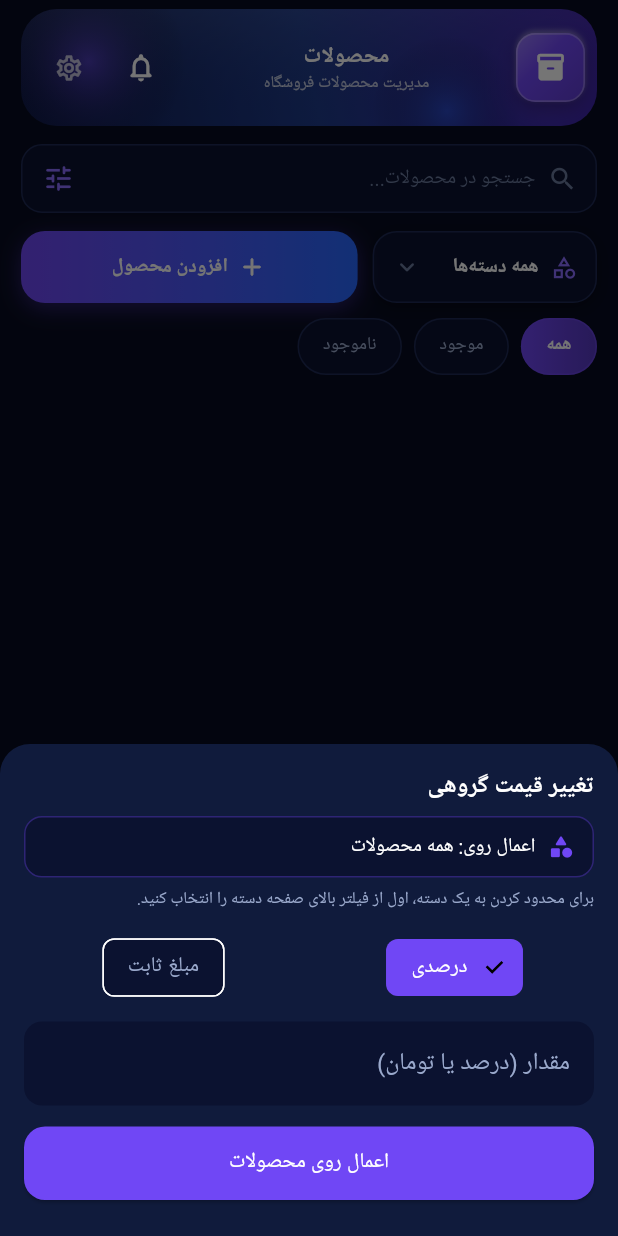
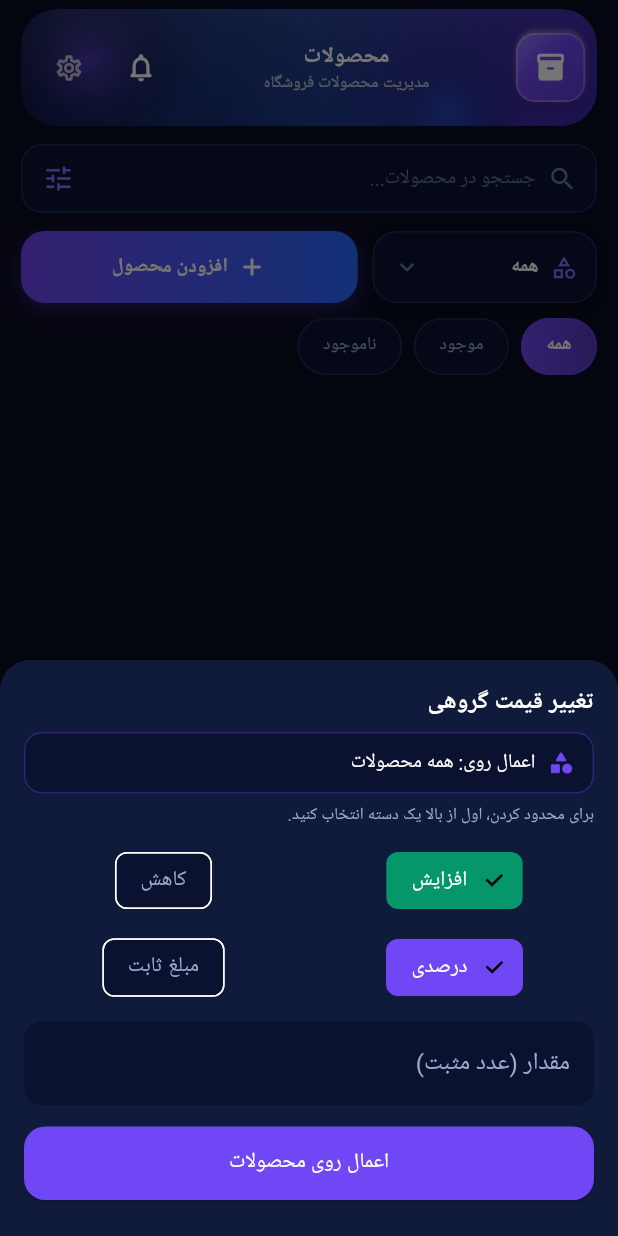
Before and after one commit to froshapp/foroshgah-yar2, a Flutter app: the ProductsScreen screen opened directly, after a tap on the "tune" icon, on a phone screen of 412 x 824 dp. Run offline on Flutter 3.47's test engine with Material 3 defaults, Android fonts, the phone set to English and light mode, and no system bars; our stand-ins replace dio, firebase_core, firebase_messaging, flutter_local_notifications, flutter_svg, image_picker and 4 more; accounts and stored records are empty.

Commit message:
Add files via upload

```diff
--- a/lib/features/products/products_screen.dart
+++ b/lib/features/products/products_screen.dart
@@ -292,7 +292,7 @@ class _ProductsScreenState extends State<ProductsScreen> {
 
 
   String _catLabel(ProductsService svc) {
-    if (catFilter == null) return 'همه دسته‌ها';
+    if (catFilter == null) return 'همه';
     for (final c in svc.categories) {
       final m = Map<String, dynamic>.from(c as Map);
       if (int.tryParse('${m['id']}') == catFilter) return m['name']?.toString() ?? 'دسته';
@@ -334,7 +334,7 @@ class _ProductsScreenState extends State<ProductsScreen> {
                           selected: sel,
                           selectedTileColor: AppColors.purple.withOpacity(0.2),
                           leading: Icon(sel ? Icons.check_circle_rounded : Icons.apps_rounded, color: sel ? AppColors.purpleGlow : AppColors.textMute),
-                          title: const Text('همه دسته‌ها', style: TextStyle(color: Colors.white, fontWeight: FontWeight.w600)),
+                          title: const Text('همه محصولات', style: TextStyle(color: Colors.white, fontWeight: FontWeight.w600)),
                           onTap: () => Navigator.pop(ctx, {'picked': true, 'id': null}),
                         );
                       }
@@ -365,9 +365,10 @@ class _ProductsScreenState extends State<ProductsScreen> {
   }
 
   Future<void> _openBulkPrice(AuthService auth, ProductsService svc) async {
-    final mode = ValueNotifier<String>('percent');
+    final mode = ValueNotifier<String>('percent'); // percent | fixed
+    final direction = ValueNotifier<String>('up'); // up | down
     final valueCtrl = TextEditingController();
-    final pageCat = catFilter; // ملاک: دسته انتخاب‌شده در صفحه محصولات
+    final pageCat = catFilter;
     String catTitle = 'همه محصولات';
     if (pageCat != null) {
       for (final c in svc.categories) {
@@ -407,9 +408,36 @@ class _ProductsScreenState extends State<ProductsScreen> {
             if (pageCat == null)
               const Padding(
                 padding: EdgeInsets.only(top: 6),
-                child: Text('برای محدود کردن به یک دسته، اول از فیلتر بالای صفحه دسته را انتخاب کنید.', style: TextStyle(color: AppColors.textDim, fontSize: 11)),
+                child: Text('برای محدود کردن، اول از بالا یک دسته انتخاب کنید.', style: TextStyle(color: AppColors.textDim, fontSize: 11)),
               ),
-            const SizedBox(height: 14),
+            const SizedBox(height: 12),
+            ValueListenableBuilder<String>(
+              valueListenable: direction,
+              builder: (_, d, __) => Row(children: [
+                Expanded(
+                  child: ChoiceChip(
+                    label: const Text('افزایش'),
+                    selected: d == 'up',
+                    onSelected: (_) => direction.value = 'up',
+                    selectedColor: const Color(0xFF059669),
+                    labelStyle: TextStyle(color: d == 'up' ? Colors.white : AppColors.textDim),
+                    backgroundColor: const Color(0xFF0B1230),
+                  ),
+                ),
+                const SizedBox(width: 8),
+                Expanded(
+                  child: ChoiceChip(
+                    label: const Text('کاهش'),
+                    selected: d == 'down',
+                    onSelected: (_) => direction.value = 'down',
+                    selectedColor: const Color(0xFFDC2626),
+                    labelStyle: TextStyle(color: d == 'down' ? Colors.white : AppColors.textDim),
+                    backgroundColor: const Color(0xFF0B1230),
+                  ),
+                ),
+              ]),
+            ),
+            const SizedBox(height: 10),
             ValueListenableBuilder<String>(
               valueListenable: mode,
               builder: (_, m, __) => Row(children: [
@@ -442,7 +470,7 @@ class _ProductsScreenState extends State<ProductsScreen> {
               keyboardType: const TextInputType.numberWithOptions(decimal: true),
               style: const TextStyle(color: Colors.white),
               decoration: InputDecoration(
-                labelText: 'مقدار (درصد یا تومان)',
+                labelText: 'مقدار (عدد مثبت)',
                 labelStyle: const TextStyle(color: AppColors.textDim),
                 filled: true,
                 fillColor: const Color(0xFF0B1230),
@@ -467,7 +495,6 @@ class _ProductsScreenState extends State<ProductsScreen> {
     );
 
     if (ok != true || !mounted) return;
-    // نرمال‌سازی ارقام فارسی/عربی و جداکننده
     var raw = valueCtrl.text.trim();
     const fa = '۰۱۲۳۴۵۶۷۸۹';
     const ar = '٠١٢٣٤٥٦٧٨٩';
@@ -476,8 +503,9 @@ class _ProductsScreenState extends State<ProductsScreen> {
     }
     raw = raw.replaceAll(',', '').replaceAll('٬', '').replaceAll('،', '').replaceAll(' ', '');
     final val = double.tryParse(raw);
-    if (val == null) {
-      ScaffoldMessenger.of(context).showSnackBar(const SnackBar(content: Text('مقدار معتبر وارد کنید')));
+    if (val == null || val == 0) {
+      ScaffoldMessenger.of(context).showSnackBar(const SnackBar(content: Text('مقدار معتبر و غیرصفر وارد کنید')));
+      valueCtrl.dispose();
       return;
     }
 
@@ -493,10 +521,12 @@ class _ProductsScreenState extends State<ProductsScreen> {
 
     int done = 0;
     int failed = 0;
+    String serverMsg = '';
     try {
       final bulkBody = <String, dynamic>{
         'mode': mode.value,
-        'value': val,
+        'value': val.abs(),
+        'direction': direction.value,
         if (catFilter != null) 'category': catFilter,
         if (catFilter == null) 'all': true,
       };
@@ -509,6 +539,7 @@ class _ProductsScreenState extends State<ProductsScreen> {
       if (res.data is Map) {
         done = int.tryParse('${res.data['updated'] ?? res.data['done'] ?? 0}') ?? 0;
         failed = int.tryParse('${res.data['failed'] ?? 0}') ?? 0;
+        serverMsg = (res.data['message'] ?? '').toString();
         // اگر سرور ۰ برگرداند ولی دسته انتخاب شده، یک بار با ids محلی تلاش کن
         if (done == 0 && catFilter != null) {
           await svc.loadAllForCategory(auth, catFilter);
@@ -520,7 +551,8 @@ class _ProductsScreenState extends State<ProductsScreen> {
           if (ids.isNotEmpty) {
             final res2 = await auth.api.dio.post('products/bulk-price', data: {
               'mode': mode.value,
-              'value': val,
+              'value': val.abs(),
+              'direction': direction.value,
               'ids': ids,
               'category': catFilter,
             }, options: Options(
@@ -531,6 +563,7 @@ class _ProductsScreenState extends State<ProductsScreen> {
             if (res2.data is Map) {
               done = int.tryParse('${res2.data['updated'] ?? res2.data['done'] ?? 0}') ?? 0;
               failed = int.tryParse('${res2.data['failed'] ?? 0}') ?? 0;
+              serverMsg = (res2.data['message'] ?? '').toString();
             }
           }
         }
@@ -590,7 +623,7 @@ class _ProductsScreenState extends State<ProductsScreen> {
     ScaffoldMessenger.of(context).showSnackBar(SnackBar(
       content: Text(done > 0
           ? '✓ $done محصول به‌روز شد${failed > 0 ? ' — ناموفق: $failed' : ''}'
-          : 'اعمال نشد — دوباره تلاش کنید'),
+          : (serverMsg.isNotEmpty ? serverMsg : 'اعمال نشد — دسته را چک کنید یا دوباره تلاش کنید')),
       backgroundColor: done > 0 ? const Color(0xFF065F46) : const Color(0xFF7F1D1D),
       duration: const Duration(seconds: 4),
     ));
```
Also changed, not shown: lib/core/services/auth_service.dart (+29 -1 lines), lib/core/services/products_service.dart (+9 -1 lines), lib/features/modules/managers_screen.dart (+29 -4 lines), lib/features/modules/tasks_screen.dart (+5 -3 lines).
